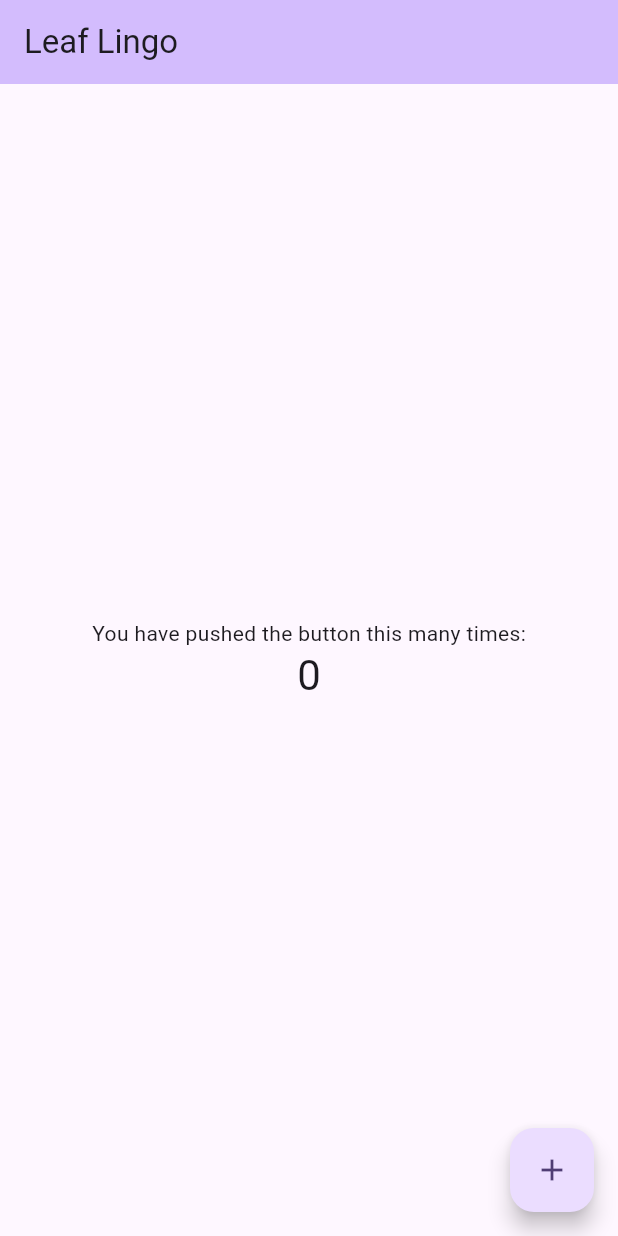
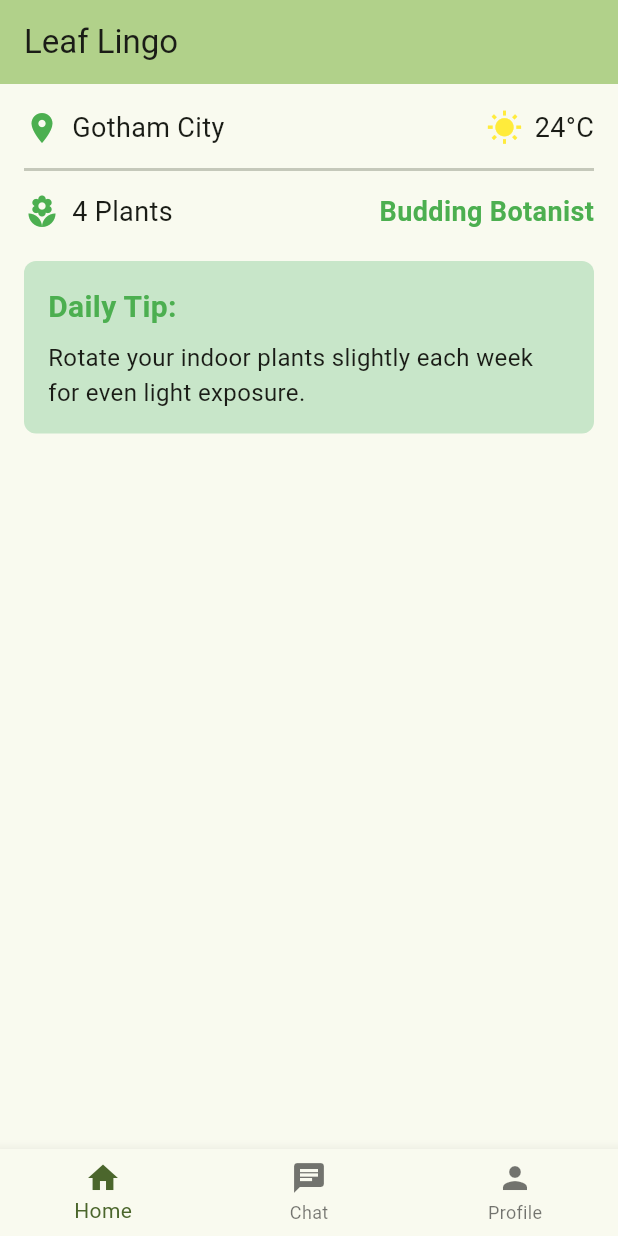
Before and after one commit to FedeBossman/leaf_lore_flutter, a Flutter app: the MyHomePage screen opened directly, on a phone screen of 412 x 824 dp. Run offline on Flutter 3.47's test engine with Material 3 defaults, Android fonts, the light colour scheme and no system bars; our stand-ins replace firebase_auth, firebase_core, google_sign_in; accounts and stored records are empty.

Commit message:
Dashboard page mock

```diff
--- a/lib/main.dart
+++ b/lib/main.dart
@@ -39,7 +39,7 @@
         //
         // This works for code too, not just values: Most code changes can be
         // tested with just a hot reload.
-        colorScheme: ColorScheme.fromSeed(seedColor: Colors.deepPurple),
+        colorScheme: ColorScheme.fromSeed(seedColor: Colors.lightGreen),
         useMaterial3: true,
       ),
       home: LoginPage(),
--- /dev/null
+++ b/lib/pages/dashboard_page.dart
@@ -0,0 +1,66 @@
+import 'package:flutter/material.dart';
+
+class DashboardPage extends StatelessWidget {
+  @override
+Widget build(BuildContext context) {
+    // Placeholder data
+    String userLocation = "Gotham City";
+    String weather = "24°C";
+    int plantCount = 4;
+    String userRank = "Budding Botanist";
+    String dailyTip = "Rotate your indoor plants slightly each week for even light exposure.";
+
+    return Scaffold(
+      body: SingleChildScrollView( // Ensures the page is scrollable if content doesn't fit
+        child: Padding(
+          padding: const EdgeInsets.all(16.0),
+          child: Column(
+            crossAxisAlignment: CrossAxisAlignment.start,
+            children: <Widget>[
+              // Location and Weather
+              Row(
+                children: [
+                  Icon(Icons.location_on, color: Colors.green),
+                  SizedBox(width: 8),
+                  Text(userLocation, style: TextStyle(fontSize: 18)),
+                  Spacer(), // Use Spacer to push the next items to the end of the row
+                  Icon(Icons.wb_sunny, color: Colors.yellow),
+                  SizedBox(width: 8),
+                  Text(weather, style: TextStyle(fontSize: 18)),
+                ],
+              ),
+              Divider(height: 30, thickness: 2),
+              // Number of Plants and Rank
+              Row(
+                children: [
+                  Icon(Icons.local_florist, color: Colors.green),
+                  SizedBox(width: 8),
+                  Text('$plantCount Plants', style: TextStyle(fontSize: 18)),
+                  Spacer(),
+                  Text(userRank, style: TextStyle(fontSize: 18, fontWeight: FontWeight.bold, color: Colors.green)),
+                ],
+              ),
+              SizedBox(height: 20),
+              // Daily Tip Section
+              Container(
+                padding: EdgeInsets.all(16),
+                decoration: BoxDecoration(
+                  color: Colors.green.shade100, // Light green background for the tip section
+                  borderRadius: BorderRadius.circular(8),
+                ),
+                child: Column(
+                  crossAxisAlignment: CrossAxisAlignment.start,
+                  children: [
+                    Text('Daily Tip:', style: TextStyle(fontSize: 20, fontWeight: FontWeight.bold, color: Colors.green)),
+                    SizedBox(height: 8),
+                    Text(dailyTip, style: TextStyle(fontSize: 16)),
+                  ],
+                ),
+              ),
+            ],
+          ),
+        ),
+      ),
+    );
+  }
+}
--- a/lib/pages/home_page.dart
+++ b/lib/pages/home_page.dart
@@ -1,4 +1,7 @@
 import 'package:flutter/material.dart';
+import 'package:leaf_lore_flutter/pages/chat_page.dart';
+import 'package:leaf_lore_flutter/pages/dashboard_page.dart';
+import 'package:leaf_lore_flutter/pages/profile_page.dart';
 
 class MyHomePage extends StatefulWidget {
   const MyHomePage({super.key, required this.title});
@@ -19,16 +22,12 @@ class MyHomePage extends StatefulWidget {
 }
 
 class _MyHomePageState extends State<MyHomePage> {
-  int _counter = 0;
+  int _selectedIndex = 0;
+  final List<Widget> _pages = [DashboardPage(), ChatPage(), ProfilePage()]; // Add your pages here
 
-  void _incrementCounter() {
+  void _onItemTapped(int index) {
     setState(() {
-      // This call to setState tells the Flutter framework that something has
-      // changed in this State, which causes it to rerun the build method below
-      // so that the display can reflect the updated values. If we changed
-      // _counter without calling setState(), then the build method would not be
-      // called again, and so nothing would appear to happen.
-      _counter++;
+      _selectedIndex = index;
     });
   }
 
@@ -51,39 +50,17 @@ class _MyHomePageState extends State<MyHomePage> {
         title: Text(widget.title),
       ),
       body: Center(
-        // Center is a layout widget. It takes a single child and positions it
-        // in the middle of the parent.
-        child: Column(
-          // Column is also a layout widget. It takes a list of children and
-          // arranges them vertically. By default, it sizes itself to fit its
-          // children horizontally, and tries to be as tall as its parent.
-          //
-          // Column has various properties to control how it sizes itself and
-          // how it positions its children. Here we use mainAxisAlignment to
-          // center the children vertically; the main axis here is the vertical
-          // axis because Columns are vertical (the cross axis would be
-          // horizontal).
-          //
-          // TRY THIS: Invoke "debug painting" (choose the "Toggle Debug Paint"
-          // action in the IDE, or press "p" in the console), to see the
-          // wireframe for each widget.
-          mainAxisAlignment: MainAxisAlignment.center,
-          children: <Widget>[
-            const Text(
-              'You have pushed the button this many times:',
-            ),
-            Text(
-              '$_counter',
-              style: Theme.of(context).textTheme.headlineMedium,
-            ),
-          ],
-        ),
+        child: _pages.elementAt(_selectedIndex),
       ),
-      floatingActionButton: FloatingActionButton(
-        onPressed: _incrementCounter,
-        tooltip: 'Increment',
-        child: const Icon(Icons.add),
-      ), // This trailing comma makes auto-formatting nicer for build methods.
+      bottomNavigationBar: BottomNavigationBar(
+        items: const <BottomNavigationBarItem>[
+          BottomNavigationBarItem(icon: Icon(Icons.home), label: 'Home'),
+          BottomNavigationBarItem(icon: Icon(Icons.chat), label: 'Chat'),
+          BottomNavigationBarItem(icon: Icon(Icons.person), label: 'Profile'),
+        ],
+        currentIndex: _selectedIndex,
+        onTap: _onItemTapped,
+      ),
     );
   }
 }
```
Also changed, not shown: lib/pages/chat_page.dart (added, +19 -0 lines), lib/pages/profile_page.dart (added, +19 -0 lines).
